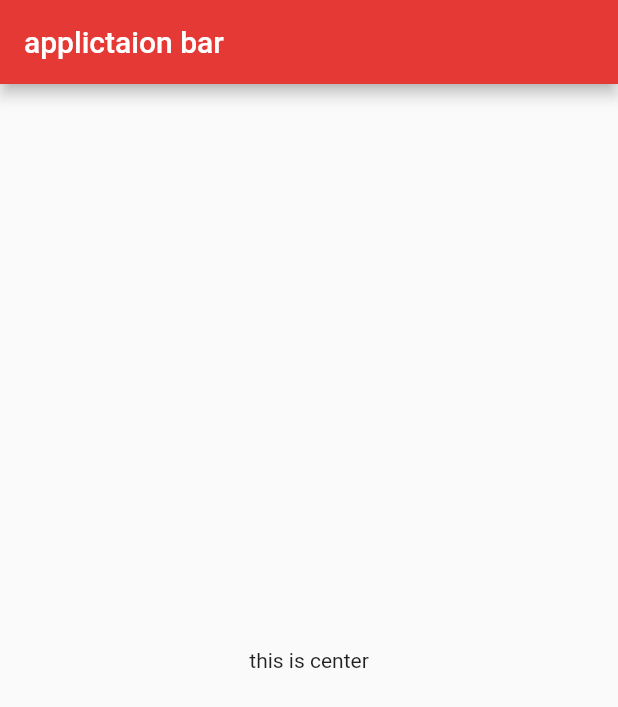
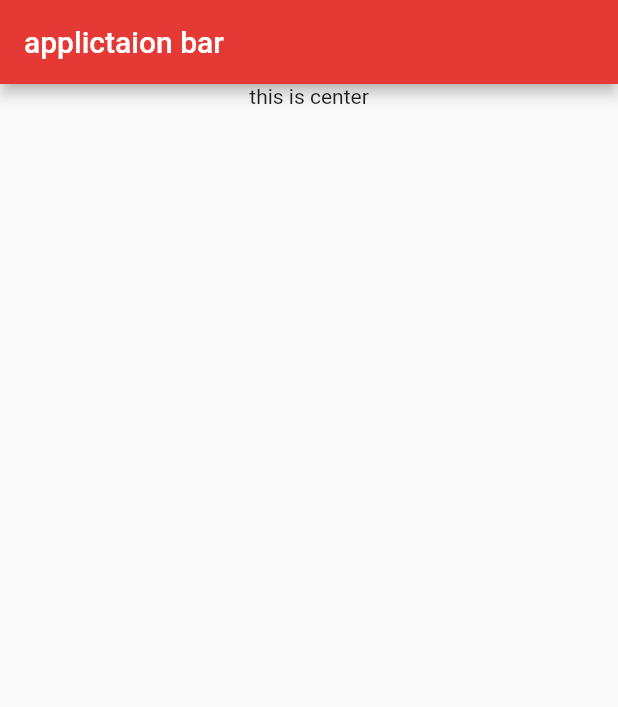
Before and after one commit to Danish1995/projectp, a Flutter app: the screen it shows after launch, on a phone screen of 412 x 824 dp. Shown: the top 707 px of the screen. Run offline on Flutter 3.47's test engine with Material 2 defaults, Android fonts, the phone set to English and light mode, and no system bars.

Commit message:
first commit

```diff
--- a/lib/main.dart
+++ b/lib/main.dart
@@ -16,7 +16,13 @@ class MyApp extends StatelessWidget {
 
           ),
           body: Center(
-            child: Text("this is center"),
+
+            child:  Column(
+
+              children: [
+                Text("this is center"),
+              ],
+            )
 
           ),
         )
```
